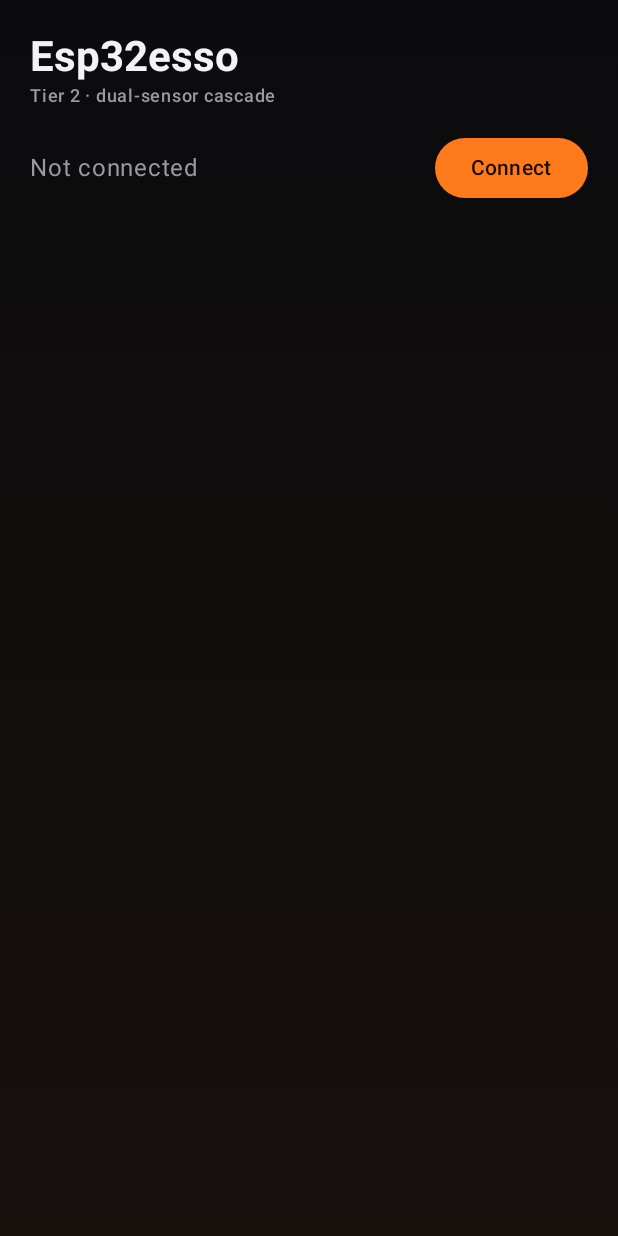
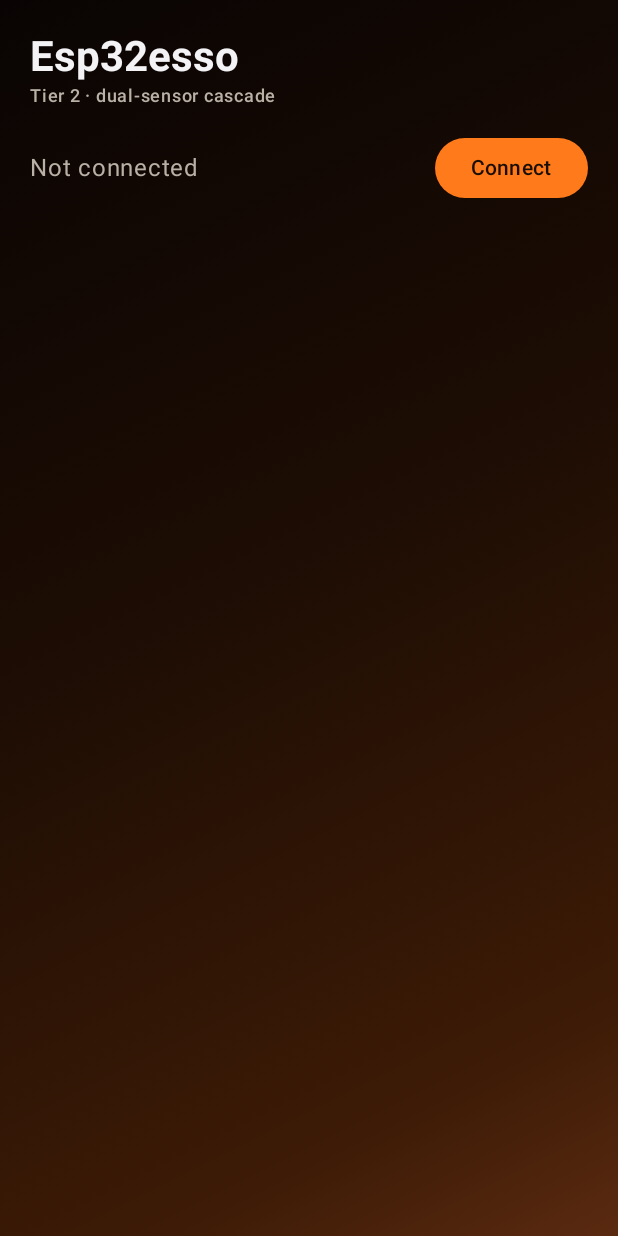
Before and after one commit to ArturoManzoli/esp32esso, an Android app built with Jetpack Compose: the screen it shows after launch (MainActivity), on a phone screen of 412 x 824 dp. Run offline under Robolectric (Android 15) with nearby library versions, the light colour scheme and no system bars.

Commit message:
tier1: rework theme with coffee-gradient background and frosted cards
Replace the flat vertical background with a diagonal espresso-to-crema
gradient and give FrostCard a directional sheen and border brush so panels
read as glass catching ambient light instead of a flat tint. FrostCard also
gains a configurable contentPadding for cards that need a tighter layout
than the default, and WidthCappedColumn keeps forms and long lists from
spanning the full panel width on tablets in landscape.

```diff
--- a/app-android/app/src/main/java/com/esp32esso/tier1/ui/Theme.kt
+++ b/app-android/app/src/main/java/com/esp32esso/tier1/ui/Theme.kt
@@ -11,28 +11,38 @@ import androidx.compose.material3.Text
 import androidx.compose.material3.darkColorScheme
 import androidx.compose.runtime.Composable
 import androidx.compose.ui.Modifier
+import androidx.compose.ui.geometry.Offset
 import androidx.compose.ui.graphics.Brush
 import androidx.compose.ui.graphics.Color
 import androidx.compose.ui.unit.dp
 
-// Orange-accented dark palette. Backgrounds stay near-black with a warm tint;
-// surfaces are drawn as translucent "frost glass" panels (see FrostCard).
+// Orange-accented dark palette. The background is a rich coffee → crema
+// diagonal gradient; surfaces are drawn as translucent "frost glass" panels
+// (see FrostCard) that let the warm backdrop bleed through.
 val EssoOrange = Color(0xFFFF7A1A)
 val EssoOrangeSoft = Color(0xFFFFB27A)
-val EssoBackgroundTop = Color(0xFF0B0B0D)
-val EssoBackgroundBottom = Color(0xFF17110E)
 val EssoOnSurface = Color(0xFFF3F2F5)
-val EssoOnSurfaceMuted = Color(0xFF9A98A2)
+val EssoOnSurfaceMuted = Color(0xFFB9B0A6)
 val EssoError = Color(0xFFFF5C5C)
+
+// Background gradient stops. Read top-left → bottom-right as espresso
+// (near-black brown), full-body brown, roast, and finally a burnt-orange
+// crema wash. Values are ~half the brightness of the first pass so the
+// frost cards have more contrast to lift off from and the palette reads
+// as deep-espresso rather than mid-day-latte.
+val EssoBgEspresso = Color(0xFF090403)
+val EssoBgBrown = Color(0xFF1D0D04)
+val EssoBgRoast = Color(0xFF3D1B06)
+val EssoBgCrema = Color(0xFF5A2A10)
 
 private val EssoColorScheme =
     darkColorScheme(
         primary = EssoOrange,
         onPrimary = Color(0xFF1A0E03),
         secondary = EssoOrangeSoft,
-        background = EssoBackgroundTop,
+        background = EssoBgEspresso,
         onBackground = EssoOnSurface,
-        surface = EssoBackgroundTop,
+        surface = EssoBgEspresso,
         onSurface = EssoOnSurface,
         onSurfaceVariant = EssoOnSurfaceMuted,
         error = EssoError,
@@ -46,24 +56,72 @@ fun Esp32essoTheme(content: @Composable () -> Unit) {
                 modifier =
                     Modifier
                         .fillMaxSize()
+                        // Diagonal linear gradient anchored to the panel corners
+                        // (Offset.Zero → Offset.Infinite). Landscape and portrait
+                        // both render as espresso→crema without letterboxing.
                         .background(
-                            Brush.verticalGradient(
-                                listOf(EssoBackgroundTop, EssoBackgroundBottom),
+                            Brush.linearGradient(
+                                colorStops = arrayOf(
+                                    0.00f to EssoBgEspresso,
+                                    0.45f to EssoBgBrown,
+                                    0.85f to EssoBgRoast,
+                                    1.00f to EssoBgCrema,
+                                ),
+                                start = Offset.Zero,
+                                end = Offset.Infinite,
                             ),
                         ),
             ) {
-                content()
+                // No extra top gutter: the activity runs in immersive mode
+                // (system bars hidden by default), so the first card sits
+                // flush with the top of the panel — which is what the tablet
+                // mount wants and phones can tolerate because pulling the
+                // status bar down just paints over the header transiently.
+                Box(modifier = Modifier.fillMaxSize()) {
+                    content()
+                }
             }
         }
     }
 }
 
-// Reusable frosted-glass surface: a translucent fill over the gradient
-// background with a hairline light border, optionally tinted by the accent.
-val FrostShape = RoundedCornerShape(22.dp)
-val FrostFill = Color.White.copy(alpha = 0.055f)
-val FrostBorder = BorderStroke(1.dp, Color.White.copy(alpha = 0.10f))
-val FrostBorderAccent = BorderStroke(1.dp, EssoOrange.copy(alpha = 0.45f))
+// Reusable frosted-glass surface. `FrostFillBrush` is a soft top-to-bottom
+// highlight (lighter at the top edge) drawn OVER the warm background so the
+// panels catch a subtle sheen. `FrostBorderBrush` adds a hairline top-left
+// highlight fading to a darker bottom-right, mimicking the way real glass
+// picks up ambient light along its rim. Accent versions swap the border for
+// the app's orange for hero cards (temperatures, summary).
+val FrostShape = RoundedCornerShape(24.dp)
+
+val FrostFillBrush: Brush = Brush.linearGradient(
+    colorStops = arrayOf(
+        0f to Color.White.copy(alpha = 0.16f),
+        1f to Color.White.copy(alpha = 0.06f),
+    ),
+    start = Offset.Zero,
+    end = Offset.Infinite,
+)
+
+val FrostBorderBrush: Brush = Brush.linearGradient(
+    colorStops = arrayOf(
+        0f to Color.White.copy(alpha = 0.42f),
+        1f to Color.White.copy(alpha = 0.10f),
+    ),
+    start = Offset.Zero,
+    end = Offset.Infinite,
+)
+
+val FrostBorderAccentBrush: Brush = Brush.linearGradient(
+    colorStops = arrayOf(
+        0f to EssoOrange.copy(alpha = 0.75f),
+        1f to EssoOrange.copy(alpha = 0.20f),
+    ),
+    start = Offset.Zero,
+    end = Offset.Infinite,
+)
+
+val FrostBorder = BorderStroke(1.dp, FrostBorderBrush)
+val FrostBorderAccent = BorderStroke(1.5.dp, FrostBorderAccentBrush)
 
 @Composable
 fun sectionLabel(text: String) {
```
Also changed, not shown: app-android/app/src/main/java/com/esp32esso/tier1/ui/Components.kt (+42 -4 lines).
